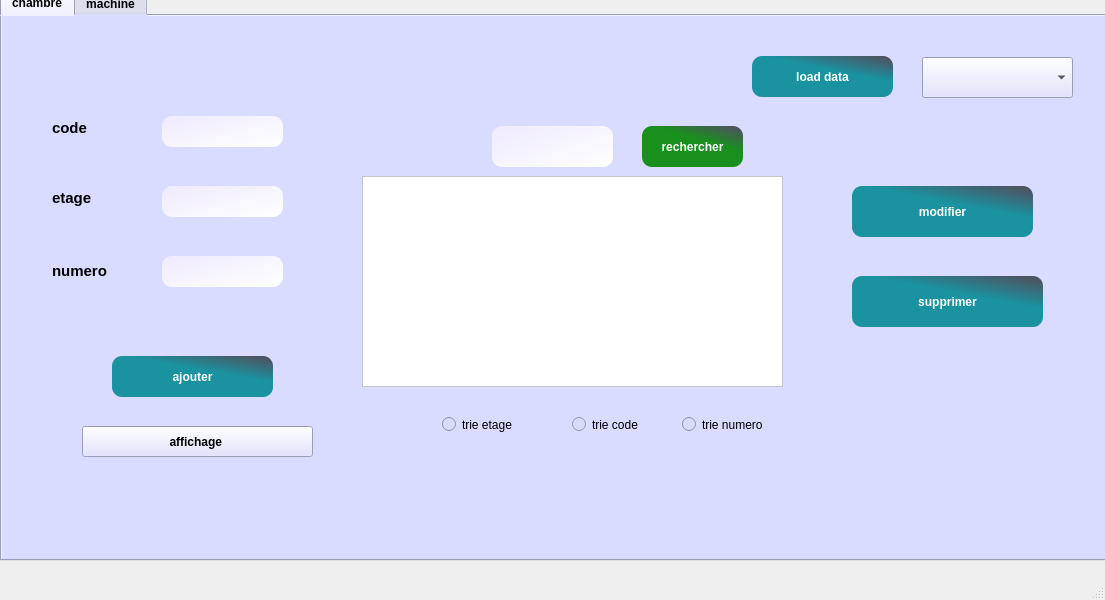
The window that mainwindow.ui (dorra-kallel/c-e-health-application) describes before a commit, drawn with Qt 5.
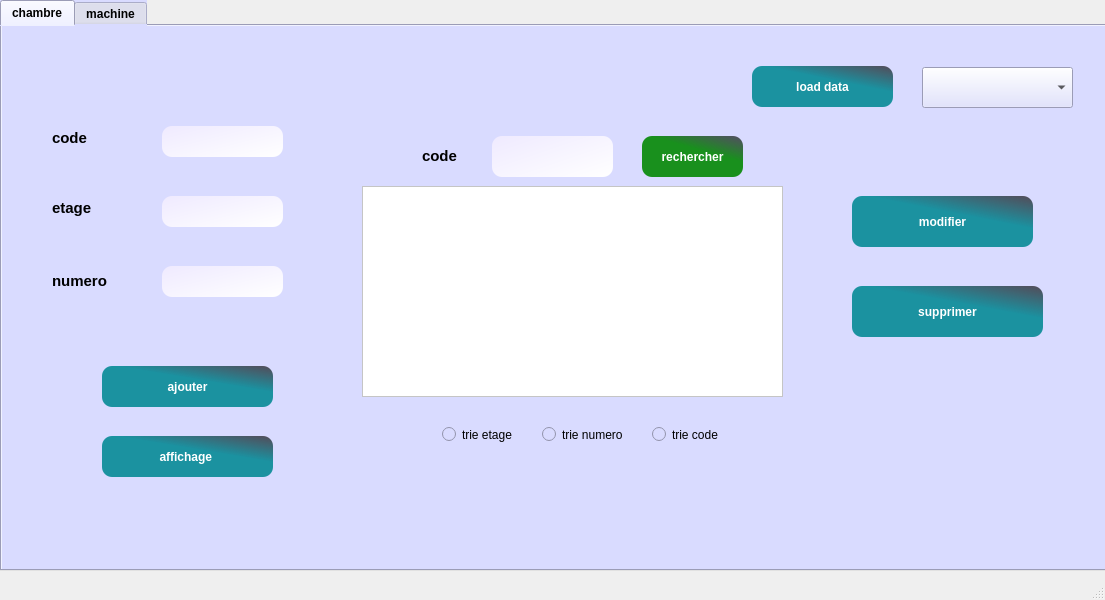
The same window after the commit. Icons and pictures are not drawn.

```diff
--- a/mainwindow.ui
+++ b/mainwindow.ui
@@ -21,7 +21,7 @@
     <property name="geometry">
      <rect>
       <x>0</x>
-      <y>-10</y>
+      <y>0</y>
       <width>1131</width>
       <height>571</height>
      </rect>
@@ -146,9 +146,9 @@
      <widget class="QPushButton" name="pushButton_4">
       <property name="geometry">
        <rect>
-        <x>110</x>
+        <x>100</x>
         <y>340</y>
-        <width>161</width>
+        <width>171</width>
         <height>41</height>
        </rect>
       </property>
@@ -419,10 +419,10 @@
      <widget class="QPushButton" name="pushButton_7">
       <property name="geometry">
        <rect>
-        <x>80</x>
+        <x>100</x>
         <y>410</y>
-        <width>231</width>
-        <height>31</height>
+        <width>171</width>
+        <height>41</height>
        </rect>
       </property>
       <property name="font">
@@ -433,7 +433,23 @@
        </font>
       </property>
       <property name="styleSheet">
-       <string notr="true">
+       <string notr="true">QPushButton
+{
+  
+  border-radius: 10px;
+
+background-color: qlineargradient(spread:pad, x1:0.613065, y1:0.511, x2:0.969, y2:0, stop:0.18593 rgba(2, 136, 148, 226), stop:0.959799 rgba(0, 0, 0, 161));
+	
+color:rgb(255, 255, 255);
+
+}
+
+QPushButton:hover,QPushButton:hover
+{
+    border: 4px solid QLinearGradient( x1: 2, y1: 2, x2: 2, y2: 3, stop: 0 #08E8DE , stop: 3 #d7801a);
+}
+
+
 </string>
       </property>
       <property name="text">
@@ -443,7 +459,7 @@
      <widget class="QRadioButton" name="radioButton_2">
       <property name="geometry">
        <rect>
-        <x>570</x>
+        <x>650</x>
         <y>400</y>
         <width>82</width>
         <height>17</height>
@@ -483,7 +499,7 @@
      <widget class="QRadioButton" name="radioButton_4">
       <property name="geometry">
        <rect>
-        <x>680</x>
+        <x>540</x>
         <y>400</y>
         <width>82</width>
         <height>17</height>
@@ -500,6 +516,26 @@
        <string>trie numero</string>
       </property>
      </widget>
+     <widget class="QLabel" name="label_9">
+      <property name="geometry">
+       <rect>
+        <x>420</x>
+        <y>120</y>
+        <width>61</width>
+        <height>21</height>
+       </rect>
+      </property>
+      <property name="font">
+       <font>
+        <family>Tahoma</family>
+        <weight>75</weight>
+        <bold>true</bold>
+       </font>
+      </property>
+      <property name="text">
+       <string>&lt;html&gt;&lt;head/&gt;&lt;body&gt;&lt;p&gt;&lt;span style=&quot; font-size:11pt;&quot;&gt;code&lt;/span&gt;&lt;/p&gt;&lt;/body&gt;&lt;/html&gt;</string>
+      </property>
+     </widget>
     </widget>
     <widget class="QWidget" name="tab_2">
      <attribute name="title">
```
